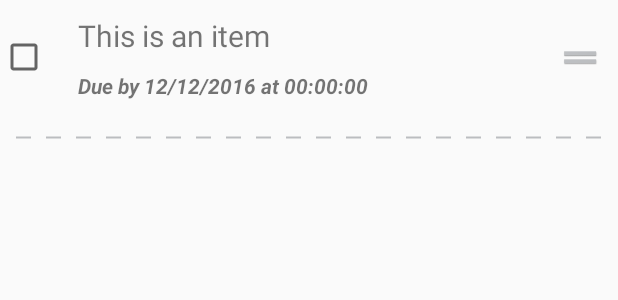
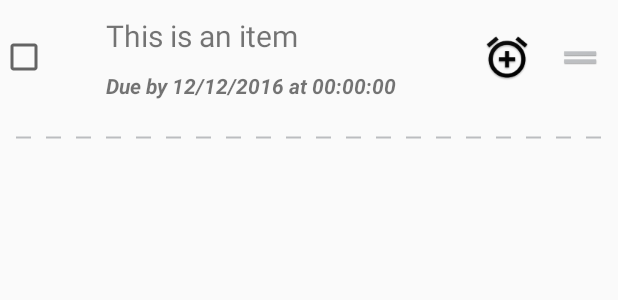
Before and after one commit to JaviMera/TodoList, an Android app: the layout task_item.xml on its own in the app's theme, with its tools: preview values and no code run, on a phone screen of 412 x 824 dp. Shown: the top 300 px of the screen. Run offline under Robolectric (Android 15) with nearby library versions, the phone set to English and light mode, and no system bars.

Commit message:
Added alarm icon to task item

```diff
--- a/app/src/main/res/layout/task_item.xml
+++ b/app/src/main/res/layout/task_item.xml
@@ -16,7 +16,7 @@
                 android:id="@+id/itemCheckBoxView"
                 android:layout_width="0dp"
                 android:layout_height="wrap_content"
-                android:layout_weight="0.1"
+                android:layout_weight="0.2"
                 android:layout_gravity="center"
                 android:gravity="center"/>
 
@@ -51,6 +51,15 @@
             </LinearLayout>
 
             <ImageView
+                android:id="@+id/addAlarmImageView"
+                android:layout_width="wrap_content"
+                android:layout_height="wrap_content"
+                android:src="@mipmap/ic_add_alarm"
+                android:scaleType="fitCenter"
+
+                android:layout_gravity="center"/>
+
+            <ImageView
                 android:id="@+id/dragImageView"
                 android:layout_width="wrap_content"
                 android:layout_height="wrap_content"
```
Also changed, not shown: app/src/main/res/mipmap-hdpi/ic_add_alarm.png (added).
